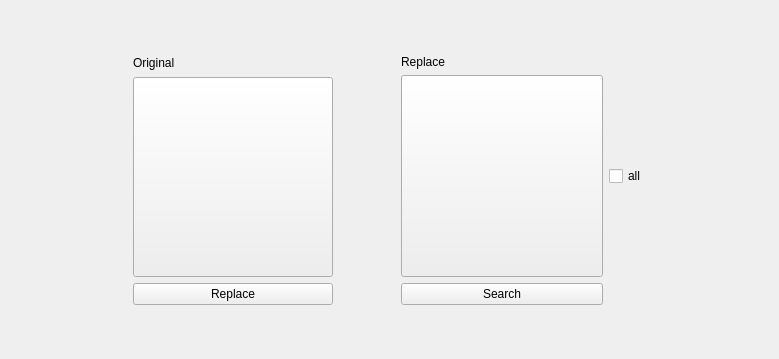
First picture: the form in src/Gui/Tagging/GUI_CoverEdit.ui, repository Inferno214221/sayonara-player, before the edit.
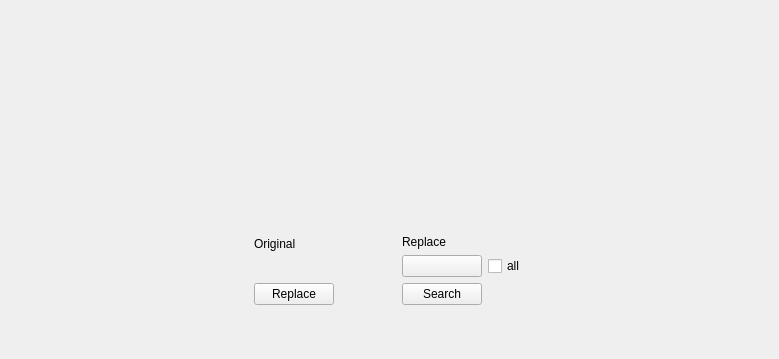
Second picture: the form after the edit. Custom widgets are drawn as their Qt base class.

Commit message: playlist and cover update

What changed in the file:
```diff
--- a/src/Gui/Tagging/GUI_CoverEdit.ui
+++ b/src/Gui/Tagging/GUI_CoverEdit.ui
@@ -79,17 +79,8 @@
           <verstretch>0</verstretch>
          </sizepolicy>
         </property>
-        <property name="minimumSize">
-         <size>
-          <width>202</width>
-          <height>202</height>
-         </size>
-        </property>
-        <property name="maximumSize">
-         <size>
-          <width>202</width>
-          <height>202</height>
-         </size>
+        <property name="focusPolicy">
+         <enum>Qt::NoFocus</enum>
         </property>
         <property name="text">
          <string/>
@@ -142,6 +133,13 @@
    <item row="1" column="1">
     <widget class="QWidget" name="widget_original" native="true">
      <layout class="QGridLayout" name="gridLayout_4">
+      <item row="0" column="0">
+       <widget class="QLabel" name="lab_original">
+        <property name="text">
+         <string>Original</string>
+        </property>
+       </widget>
+      </item>
       <item row="2" column="0">
        <widget class="QPushButton" name="btn_replace">
         <property name="text">
@@ -153,40 +151,9 @@
        </widget>
       </item>
       <item row="1" column="0">
-       <widget class="QPushButton" name="btn_cover_original">
-        <property name="sizePolicy">
-         <sizepolicy hsizetype="Maximum" vsizetype="Maximum">
-          <horstretch>0</horstretch>
-          <verstretch>0</verstretch>
-         </sizepolicy>
-        </property>
-        <property name="minimumSize">
-         <size>
-          <width>200</width>
-          <height>200</height>
-         </size>
-        </property>
-        <property name="maximumSize">
-         <size>
-          <width>200</width>
-          <height>200</height>
-         </size>
-        </property>
+       <widget class="QLabel" name="lab_cover_original">
         <property name="text">
-         <string/>
-        </property>
-        <property name="iconSize">
-         <size>
-          <width>200</width>
-          <height>200</height>
-         </size>
-        </property>
-       </widget>
-      </item>
-      <item row="0" column="0">
-       <widget class="QLabel" name="lab_original">
-        <property name="text">
-         <string>Original</string>
+         <string notr="true"/>
         </property>
        </widget>
       </item>
```
Left out of the diff: 6 changed lines with no effect on the pictures. The commit also changes 87 other files.
